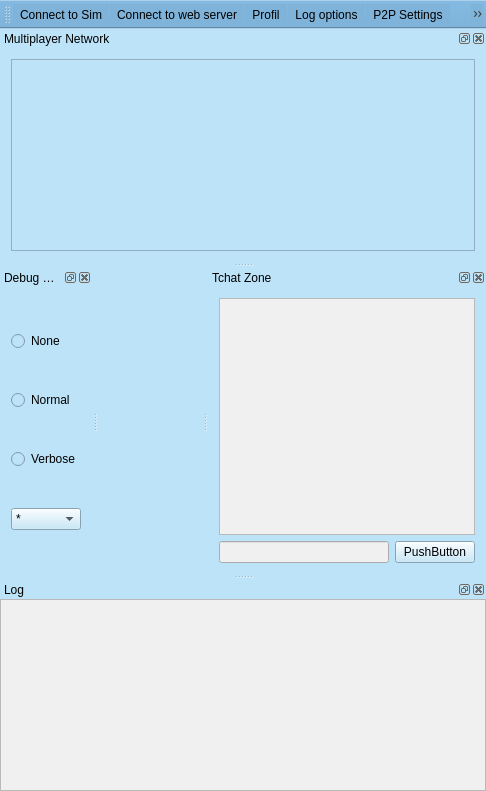
This is src/ffs2play/mainwindow.ui in Artemia76/ffs2play as Qt 5 draws it before an edit. The edited form follows.
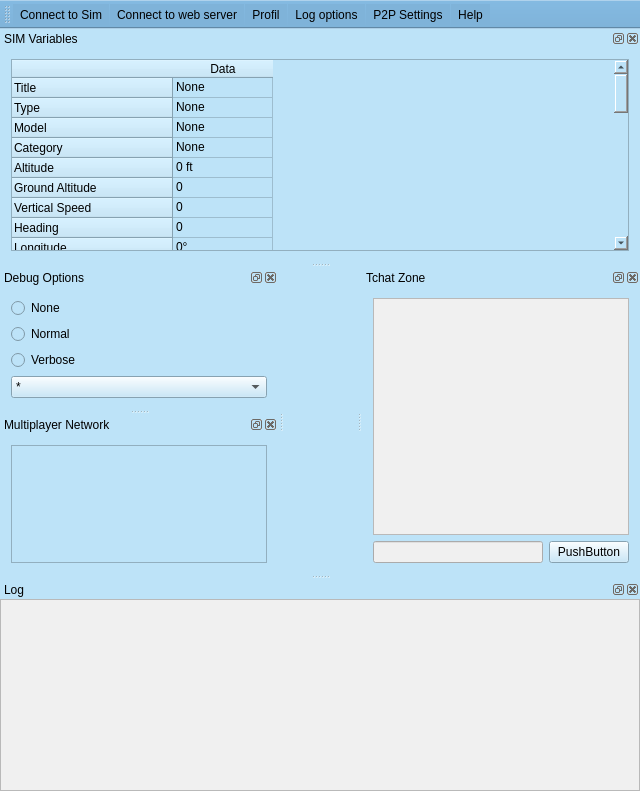
This is the edited form. Icons and pictures are not drawn.

The edit to the form file:
```diff
--- a/src/ffs2play/mainwindow.ui
+++ b/src/ffs2play/mainwindow.ui
@@ -6,7 +6,7 @@
    <rect>
     <x>0</x>
     <y>0</y>
-    <width>486</width>
+    <width>640</width>
     <height>791</height>
    </rect>
   </property>
@@ -583,7 +583,7 @@
     <string>Multiplayer Network</string>
    </property>
    <attribute name="dockWidgetArea">
-    <number>4</number>
+    <number>1</number>
    </attribute>
    <widget class="QWidget" name="dockWidgetContents_3">
     <layout class="QVBoxLayout" name="verticalLayout">
@@ -638,6 +638,366 @@
     </layout>
    </widget>
   </widget>
+  <widget class="QDockWidget" name="dockWidget_2">
+   <property name="windowTitle">
+    <string>SIM Variables</string>
+   </property>
+   <attribute name="dockWidgetArea">
+    <number>4</number>
+   </attribute>
+   <widget class="QWidget" name="dockWidgetContents_5">
+    <layout class="QHBoxLayout" name="horizontalLayout_2">
+     <item>
+      <widget class="QTableWidget" name="twSIMData">
+       <property name="rowCount">
+        <number>33</number>
+       </property>
+       <property name="columnCount">
+        <number>1</number>
+       </property>
+       <attribute name="verticalHeaderDefaultSectionSize">
+        <number>20</number>
+       </attribute>
+       <row>
+        <property name="text">
+         <string>Title</string>
+        </property>
+       </row>
+       <row>
+        <property name="text">
+         <string>Type</string>
+        </property>
+       </row>
+       <row>
+        <property name="text">
+         <string>Model</string>
+        </property>
+       </row>
+       <row>
+        <property name="text">
+         <string>Category</string>
+        </property>
+       </row>
+       <row>
+        <property name="text">
+         <string>Altitude</string>
+        </property>
+       </row>
+       <row>
+        <property name="text">
+         <string>Ground Altitude</string>
+        </property>
+       </row>
+       <row>
+        <property name="text">
+         <string>Vertical Speed</string>
+        </property>
+       </row>
+       <row>
+        <property name="text">
+         <string>Heading</string>
+        </property>
+       </row>
+       <row>
+        <property name="text">
+         <string>Longitude</string>
+        </property>
+       </row>
+       <row>
+        <property name="text">
+         <string>Latitude</string>
+        </property>
+       </row>
+       <row>
+        <property name="text">
+         <string>Ground Speed</string>
+        </property>
+       </row>
+       <row>
+        <property name="text">
+         <string>TAS</string>
+        </property>
+       </row>
+       <row>
+        <property name="text">
+         <string>Total Fuel Qty</string>
+        </property>
+       </row>
+       <row>
+        <property name="text">
+         <string>Total Fuel Capacity</string>
+        </property>
+       </row>
+       <row>
+        <property name="text">
+         <string>Fuel Weight per Gallon</string>
+        </property>
+       </row>
+       <row>
+        <property name="text">
+         <string>Pitch</string>
+        </property>
+       </row>
+       <row>
+        <property name="text">
+         <string>Bank</string>
+        </property>
+       </row>
+       <row>
+        <property name="text">
+         <string>G Force</string>
+        </property>
+       </row>
+       <row>
+        <property name="text">
+         <string>Total Weight</string>
+        </property>
+       </row>
+       <row>
+        <property name="text">
+         <string>Realism</string>
+        </property>
+       </row>
+       <row>
+        <property name="text">
+         <string>Ambient Wind Velocity</string>
+        </property>
+       </row>
+       <row>
+        <property name="text">
+         <string>Ambient Wind Direction</string>
+        </property>
+       </row>
+       <row>
+        <property name="text">
+         <string>Ambiant Precipitation State</string>
+        </property>
+       </row>
+       <row>
+        <property name="text">
+         <string>Sea level Pressure</string>
+        </property>
+       </row>
+       <row>
+        <property name="text">
+         <string>IAS</string>
+        </property>
+       </row>
+       <row>
+        <property name="text">
+         <string>Elevator Position</string>
+        </property>
+       </row>
+       <row>
+        <property name="text">
+         <string>Aileron Position</string>
+        </property>
+       </row>
+       <row>
+        <property name="text">
+         <string>Rudder Position</string>
+        </property>
+       </row>
+       <row>
+        <property name="text">
+         <string>Simulation Rate</string>
+        </property>
+       </row>
+       <row>
+        <property name="text">
+         <string>Exit 0</string>
+        </property>
+       </row>
+       <row>
+        <property name="text">
+         <string>Exit 1</string>
+        </property>
+       </row>
+       <row>
+        <property name="text">
+         <string>Exit 2</string>
+        </property>
+       </row>
+       <row>
+        <property name="text">
+         <string>Exit 3</string>
+        </property>
+       </row>
+       <column>
+        <property name="text">
+         <string>Data</string>
+        </property>
+       </column>
+       <item row="0" column="0">
+        <property name="text">
+         <string>None</string>
+        </property>
+       </item>
+       <item row="1" column="0">
+        <property name="text">
+         <string>None</string>
+        </property>
+       </item>
+       <item row="2" column="0">
+        <property name="text">
+         <string>None</string>
+        </property>
+       </item>
+       <item row="3" column="0">
+        <property name="text">
+         <string>None</string>
+        </property>
+       </item>
+       <item row="4" column="0">
+        <property name="text">
+         <string>0 ft</string>
+        </property>
+       </item>
+       <item row="5" column="0">
+        <property name="text">
+         <string>0</string>
+        </property>
+       </item>
+       <item row="6" column="0">
+        <property name="text">
+         <string>0</string>
+        </property>
+       </item>
+       <item row="7" column="0">
+        <property name="text">
+         <string>0</string>
+        </property>
+       </item>
+       <item row="8" column="0">
+        <property name="text">
+         <string>0°</string>
+        </property>
+       </item>
+       <item row="9" column="0">
+        <property name="text">
+         <string>0°</string>
+        </property>
+       </item>
+       <item row="10" column="0">
+        <property name="text">
+         <string>0</string>
+        </property>
+       </item>
+       <item row="11" column="0">
+        <property name="text">
+         <string>0</string>
+        </property>
+       </item>
+       <item row="12" column="0">
+        <property name="text">
+         <string>0</string>
+        </property>
+       </item>
+       <item row="13" column="0">
+        <property name="text">
+         <string>0</string>
+        </property>
+       </item>
+       <item row="14" column="0">
+        <property name="text">
+         <string>0</string>
+        </property>
+       </item>
+       <item row="15" column="0">
+        <property name="text">
+         <string>0</string>
+        </property>
+       </item>
+       <item row="16" column="0">
+        <property name="text">
+         <string>0</string>
+        </property>
+       </item>
+       <item row="17" column="0">
+        <property name="text">
+         <string>0</string>
+        </property>
+       </item>
+       <item row="18" column="0">
+        <property name="text">
+         <string>0</string>
+        </property>
+       </item>
+       <item row="19" column="0">
+        <property name="text">
+         <string>0</string>
+        </property>
+       </item>
+       <item row="20" column="0">
+        <property name="text">
+         <string>0</string>
+        </property>
+       </item>
+       <item row="21" column="0">
+        <property name="text">
+         <string>0</string>
+        </property>
+       </item>
+       <item row="22" column="0">
+        <property name="text">
+         <string>0</string>
+        </property>
+       </item>
+       <item row="23" column="0">
+        <property name="text">
+         <string>0</string>
+        </property>
+       </item>
+       <item row="24" column="0">
+        <property name="text">
+         <string>0</string>
+        </property>
+       </item>
+       <item row="25" column="0">
+        <property name="text">
+         <string>0</string>
+        </property>
+       </item>
+       <item row="26" column="0">
+        <property name="text">
+         <string>0</string>
+        </property>
+       </item>
+       <item row="27" column="0">
+        <property name="text">
+         <string>0</string>
+        </property>
+       </item>
+       <item row="28" column="0">
+        <property name="text">
+         <string>0</string>
+        </property>
+       </item>
+       <item row="29" column="0">
+        <property name="text">
+         <string>0</string>
+        </property>
+       </item>
+       <item row="30" column="0">
+        <property name="text">
+         <string>0</string>
+        </property>
+       </item>
+       <item row="31" column="0">
+        <property name="text">
+         <string>0</string>
+        </property>
+       </item>
+       <item row="32" column="0">
+        <property name="text">
+         <string>0</string>
+        </property>
+       </item>
+      </widget>
+     </item>
+    </layout>
+   </widget>
+  </widget>
   <action name="afFSCon">
    <property name="icon">
     <iconset resource="ressources.qrc">
```
